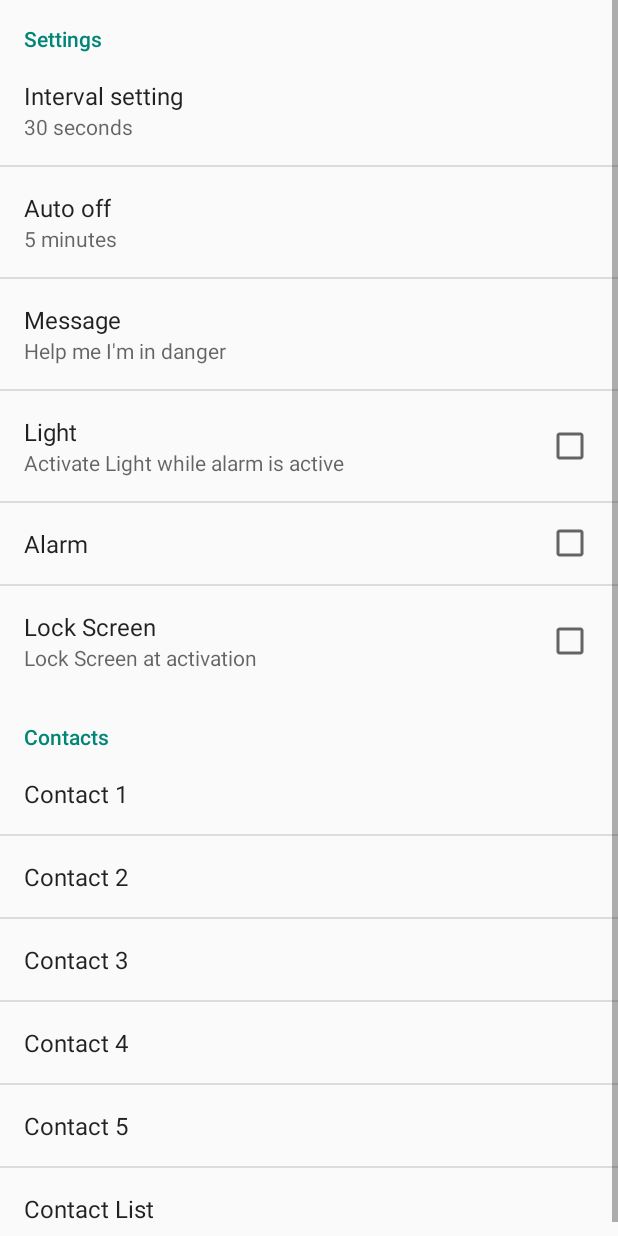
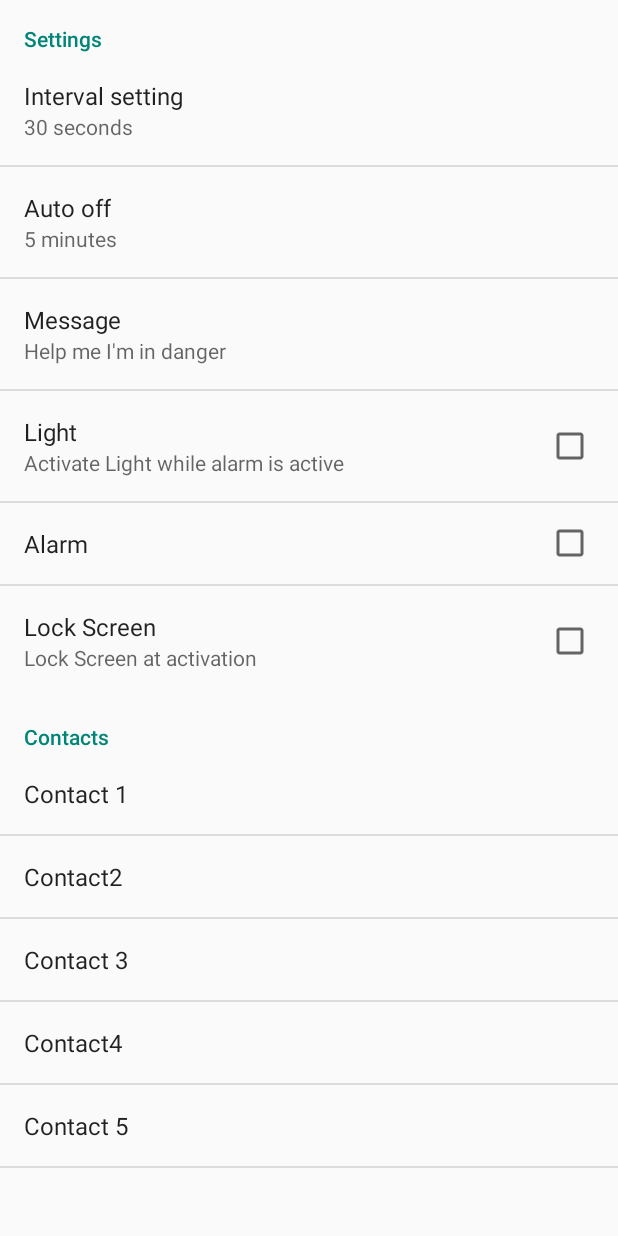
Before and after one commit to disti95/CriminalAlarmApp, an Android app: the screen it shows after launch (PreferencesActivity), after a tap on an icon or button, on a phone screen of 412 x 824 dp. Run offline under Robolectric (Android 15) with nearby library versions, the phone set to English and light mode, and no system bars.

Commit message:
finished preferences Contact handling

```diff
--- a/app/src/main/java/com/example/stefa/sendsms2/MainActivity.java
+++ b/app/src/main/java/com/example/stefa/sendsms2/MainActivity.java
@@ -83,22 +83,22 @@ public class MainActivity extends Activity implements LocationListener {
 
                 try {
 
-                    Cursor phones = getContentResolver().query(ContactsContract.CommonDataKinds.Phone.CONTENT_URI, null,null,null, null);
-                    while (phones.moveToNext())
-                    {
-                        String name=phones.getString(phones.getColumnIndex(ContactsContract.CommonDataKinds.Phone.DISPLAY_NAME));
-                        String phoneNumber = phones.getString(phones.getColumnIndex(ContactsContract.CommonDataKinds.Phone.NUMBER));
-                        textField.setTextColor(Color.RED);
-                        textField.setText(name + " " + phoneNumber);
-                    }
-                    phones.close();
+//                    Cursor phones = getContentResolver().query(ContactsContract.CommonDataKinds.Phone.CONTENT_URI, null,null,null, null);
+//                    while (phones.moveToNext())
+//                    {
+//                        String name=phones.getString(phones.getColumnIndex(ContactsContract.CommonDataKinds.Phone.DISPLAY_NAME));
+//                        String phoneNumber = phones.getString(phones.getColumnIndex(ContactsContract.CommonDataKinds.Phone.NUMBER));
+//                        textField.setTextColor(Color.RED);
+//                        textField.setText(name + " " + phoneNumber);
+//                    }
+//                    phones.close();
 
 
-//
-//                    SharedPreferences sharedPreferences = PreferenceManager.getDefaultSharedPreferences(MainActivity.this);
-//                    Boolean ena = sharedPreferences.getBoolean("enabled", true);
-//                    textField.setTextColor(Color.RED);
-//                    textField.setText("enabled:" + ena);
+
+                    SharedPreferences sharedPreferences = PreferenceManager.getDefaultSharedPreferences(MainActivity.this);
+                    String ena = sharedPreferences.getString("list_preference_1", "");
+                    textField.setTextColor(Color.RED);
+                    textField.setText(ena);
                 }
                 catch (Exception e) {
                     textField.setTextColor(Color.RED);
--- a/app/src/main/java/com/example/stefa/sendsms2/PreferencesActivity.java
+++ b/app/src/main/java/com/example/stefa/sendsms2/PreferencesActivity.java
@@ -10,41 +10,71 @@ import android.preference.MultiSelectListPreference;
 import android.preference.Preference;
 import android.preference.PreferenceActivity;
 import android.preference.PreferenceGroup;
+import android.preference.PreferenceManager;
 import android.provider.ContactsContract;
 import android.widget.ListView;
 
 import java.util.ArrayList;
 import java.util.Collection;
 import java.util.Collections;
+import java.util.HashMap;
+import java.util.Map;
 
 public class PreferencesActivity extends PreferenceActivity implements SharedPreferences.OnSharedPreferenceChangeListener{
+
+    public static final ArrayList<String> contactLists = new ArrayList<String>(){{
+        this.add("contact1");
+        this.add("contact2");
+        this.add("contact3");
+        this.add("contact4");
+        this.add("contact5");
+    }};
 
     @Override
     public void onCreate(Bundle savedInstanceState) {
         super.onCreate(savedInstanceState);
         addPreferencesFromResource(R.xml.preferences);
+        loadContactsToContactList();
         initSummary(getPreferenceScreen());
-        loadContactsToContactList();
     }
 
     public void loadContactsToContactList() {
-        MultiSelectListPreference listPreference = (MultiSelectListPreference) getPreferenceScreen().findPreference("contactList");
-        ArrayList<String> nameList = new ArrayList<>();
-        ArrayList<String> numberList = new ArrayList<>();
+        HashMap<String, String> contactMap = new HashMap<>();
         Cursor contacts = getContentResolver().query(ContactsContract.CommonDataKinds.Phone.CONTENT_URI, null,null,null, null);
         if(contacts != null && contacts.getCount() != 0) {
             while (contacts.moveToNext()) {
                 String name = contacts.getString(contacts.getColumnIndex(ContactsContract.CommonDataKinds.Phone.DISPLAY_NAME));
                 String phoneNumber = contacts.getString(contacts.getColumnIndex(ContactsContract.CommonDataKinds.Phone.NUMBER));
                 if(name != null && phoneNumber != null) {
-                         nameList.add(name);
-                         numberList.add(phoneNumber);
+                    contactMap.put(name, phoneNumber);
                 }
             }
             contacts.close();
         }
-        listPreference.setEntries(nameList.toArray(new String[0]));
-        listPreference.setEntryValues(numberList.toArray(new String[0]));
+        HashMap contactsSharedPreferences = getContacts();
+        for (String contactsListKey: contactLists) {
+            ArrayList<String> nameList = new ArrayList<>();
+            ArrayList<String> numberList = new ArrayList<>();
+            ListPreference listPreference = (ListPreference) getPreferenceScreen().findPreference(contactsListKey);
+            for(Map.Entry entry: contactMap.entrySet()){
+                if(!contactsSharedPreferences.containsValue(entry.getValue()) || (contactsSharedPreferences.containsValue(entry.getValue()) && contactsSharedPreferences.get(contactsListKey).equals(entry.getValue()))){
+                    nameList.add(entry.getKey().toString());
+                    numberList.add(entry.getValue().toString());
+                }
+            }
+            listPreference.setEntries(nameList.toArray(new String[0]));
+            listPreference.setEntryValues(numberList.toArray(new String[0]));
+            //listPreference.setSummary(listPreference.getEntry());
+        }
+
+    }
+
+    private HashMap getContacts() {
+        HashMap<String, String> contactsSharedPreferences = new HashMap<>();
+        for (String contactsListKey: contactLists) {
+            contactsSharedPreferences.put(contactsListKey, getPreferenceScreen().getSharedPreferences().getString(contactsListKey,""));
+        }
+        return contactsSharedPreferences;
     }
 
     @Override
@@ -75,6 +105,7 @@ public class PreferencesActivity extends PreferenceActivity implements SharedPre
             ListPreference listPreference = (ListPreference) pref;
             pref.setSummary(listPreference.getEntry());
         }
+        loadContactsToContactList();
     }
 
     private void initSummary(Preference p) {
--- a/app/src/main/res/xml/preferences.xml
+++ b/app/src/main/res/xml/preferences.xml
@@ -41,43 +41,32 @@
         <PreferenceCategory
             android:title="Contacts"
             android:key="contacts">
-                <EditTextPreference
+                <ListPreference
+                    android:entries="@array/empty_array"
+                    android:entryValues="@array/empty_array"
                     android:key="contact1"
-                    android:title="Contact 1"
-                    android:summary="contact1"
-                    android:defaultValue=""
-                />
-                <EditTextPreference
+                    android:title="Contact 1"/>
+                <ListPreference
+                    android:entries="@array/empty_array"
+                    android:entryValues="@array/empty_array"
                     android:key="contact2"
-                    android:title="Contact 2"
-                    android:summary="contact2"
-                    android:defaultValue=""
-                    />
-                <EditTextPreference
+                    android:title="Contact2" />
+                <ListPreference
+                    android:entries="@array/empty_array"
+                    android:entryValues="@array/empty_array"
                     android:key="contact3"
-                    android:title="Contact 3"
-                    android:summary="contact3"
-                    android:defaultValue=""
-                    />
-                <EditTextPreference
+                    android:title="Contact 3" />
+                <ListPreference
+                    android:entries="@array/empty_array"
+                    android:entryValues="@array/empty_array"
                     android:key="contact4"
-                    android:title="Contact 4"
-                    android:summary="contact4"
-                    android:defaultValue=""
-                    />
-                <EditTextPreference
+                    android:title="Contact4" />
+                <ListPreference
+                    android:entries="@array/empty_array"
+                    android:entryValues="@array/empty_array"
                     android:key="contact5"
-                    android:title="Contact 5"
-                    android:summary="contact5"
-                    android:defaultValue=""
-                    />
+                    android:title="Contact 5" />
         </PreferenceCategory>
-        <MultiSelectListPreference
-            android:defaultValue="@array/empty_array"
-            android:entries="@array/auto_off"
-            android:entryValues="@array/auto_off_values"
-            android:key="contactList"
-            android:title="Contact List" />
 
 
 
```
